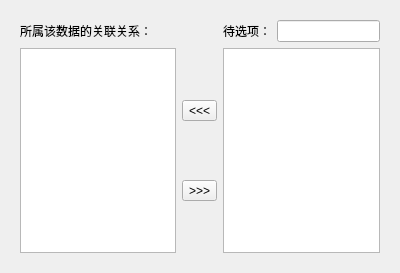
Above: ConcreteTab/inputeventtab.ui from vulcan-soundwave/GenerateDialog before the change. Below: the same form after it.
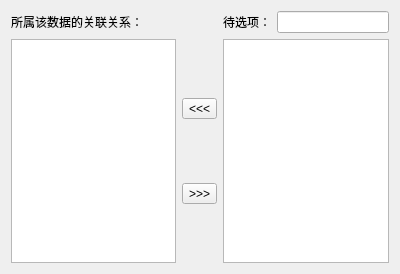
That is the form after the change.

Patch:
```diff
--- a/ConcreteTab/inputeventtab.ui
+++ b/ConcreteTab/inputeventtab.ui
@@ -7,16 +7,53 @@
     <x>0</x>
     <y>0</y>
     <width>400</width>
-    <height>273</height>
+    <height>274</height>
    </rect>
   </property>
   <property name="windowTitle">
    <string>Form</string>
   </property>
-  <layout class="QHBoxLayout" name="horizontalLayout_4">
+  <layout class="QGridLayout" name="gridLayout">
+   <item row="0" column="0">
+    <widget class="QLabel" name="leftLabel">
+     <property name="text">
+      <string>所属该数据的关联关系：</string>
+     </property>
+    </widget>
+   </item>
+   <item row="0" column="2">
+    <layout class="QHBoxLayout" name="horizontalLayout">
    <item>
-    <widget class="QWidget" name="widget" native="true">
-     <layout class="QGridLayout" name="gridLayout_2">
+      <widget class="QLabel" name="rightLabel">
+       <property name="text">
+        <string>待选项：</string>
+       </property>
+      </widget>
+     </item>
+     <item>
+      <widget class="QLineEdit" name="searchLineEdit"/>
+     </item>
+    </layout>
+   </item>
+   <item row="1" column="0">
+    <widget class="QTableWidget" name="selectedTable">
+     <property name="wordWrap">
+      <bool>true</bool>
+     </property>
+     <attribute name="horizontalHeaderHighlightSections">
+      <bool>true</bool>
+     </attribute>
+     <attribute name="horizontalHeaderStretchLastSection">
+      <bool>true</bool>
+     </attribute>
+     <attribute name="verticalHeaderVisible">
+      <bool>false</bool>
+     </attribute>
+     <attribute name="verticalHeaderHighlightSections">
+      <bool>true</bool>
+     </attribute>
+    </widget>
+   </item>
       <item row="1" column="1">
        <layout class="QVBoxLayout" name="verticalLayout">
         <item>
@@ -74,54 +111,11 @@
         </item>
        </layout>
       </item>
-      <item row="0" column="0">
-       <widget class="QLabel" name="leftLabel">
-        <property name="text">
-         <string>所属该数据的关联关系：</string>
-        </property>
-       </widget>
-      </item>
       <item row="1" column="2">
        <widget class="QTableWidget" name="optionalTable">
         <attribute name="horizontalHeaderStretchLastSection">
          <bool>true</bool>
         </attribute>
-       </widget>
-      </item>
-      <item row="1" column="0">
-       <widget class="QTableWidget" name="selectedTable">
-        <property name="wordWrap">
-         <bool>true</bool>
-        </property>
-        <attribute name="horizontalHeaderHighlightSections">
-         <bool>true</bool>
-        </attribute>
-        <attribute name="horizontalHeaderStretchLastSection">
-         <bool>true</bool>
-        </attribute>
-        <attribute name="verticalHeaderVisible">
-         <bool>false</bool>
-        </attribute>
-        <attribute name="verticalHeaderHighlightSections">
-         <bool>true</bool>
-        </attribute>
-       </widget>
-      </item>
-      <item row="0" column="2">
-       <layout class="QHBoxLayout" name="horizontalLayout">
-        <item>
-         <widget class="QLabel" name="rightLabel">
-          <property name="text">
-           <string>待选项：</string>
-          </property>
-         </widget>
-        </item>
-        <item>
-         <widget class="QLineEdit" name="searchLineEdit"/>
-        </item>
-       </layout>
-      </item>
-     </layout>
     </widget>
    </item>
   </layout>
```
Lines whose indentation alone changed are shown as unchanged.
